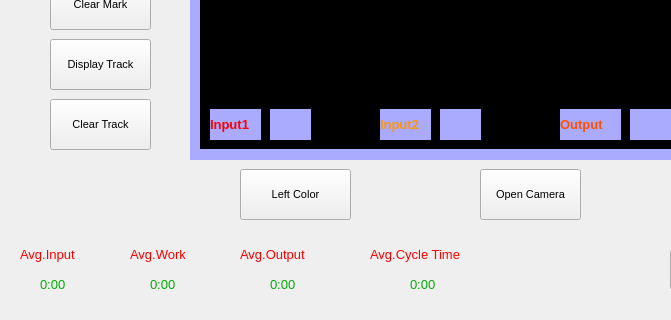
Above: Gui_Project/GuiLayout.ui from moosinyismyhappy/CN405-Craftsman before the change; both pictures show x 0 to 671 and y 448 to 768 of the 1025 by 768 pixel window. Below: the same form after it.
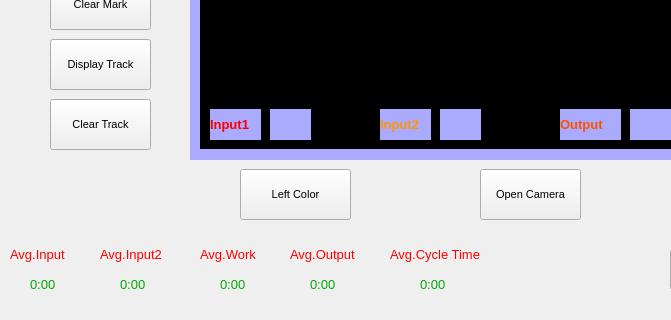
That is the form after the change.

The edit to the form file:
```diff
--- a/Gui_Project/GuiLayout.ui
+++ b/Gui_Project/GuiLayout.ui
@@ -758,7 +758,7 @@
      <widget class="QLabel" name="text_avg_input">
       <property name="geometry">
        <rect>
-        <x>20</x>
+        <x>10</x>
         <y>690</y>
         <width>81</width>
         <height>31</height>
@@ -780,7 +780,7 @@
      <widget class="QLabel" name="text_avg_work">
       <property name="geometry">
        <rect>
-        <x>130</x>
+        <x>200</x>
         <y>690</y>
         <width>81</width>
         <height>31</height>
@@ -802,7 +802,7 @@
      <widget class="QLabel" name="text_avg_output">
       <property name="geometry">
        <rect>
-        <x>240</x>
+        <x>290</x>
         <y>690</y>
         <width>101</width>
         <height>31</height>
@@ -824,7 +824,7 @@
      <widget class="QLabel" name="text_avg_cycle_time">
       <property name="geometry">
        <rect>
-        <x>370</x>
+        <x>390</x>
         <y>690</y>
         <width>131</width>
         <height>31</height>
@@ -846,7 +846,7 @@
      <widget class="QLabel" name="text_display_avg_input">
       <property name="geometry">
        <rect>
-        <x>40</x>
+        <x>30</x>
         <y>720</y>
         <width>51</width>
         <height>31</height>
@@ -868,7 +868,7 @@
      <widget class="QLabel" name="text_display_avg_work">
       <property name="geometry">
        <rect>
-        <x>150</x>
+        <x>220</x>
         <y>720</y>
         <width>61</width>
         <height>31</height>
@@ -912,7 +912,7 @@
      <widget class="QLabel" name="text_display_avg_output">
       <property name="geometry">
        <rect>
-        <x>270</x>
+        <x>310</x>
         <y>720</y>
         <width>61</width>
         <height>31</height>
@@ -934,7 +934,7 @@
      <widget class="QLabel" name="text_display_avg_cycle_time">
       <property name="geometry">
        <rect>
-        <x>410</x>
+        <x>420</x>
         <y>720</y>
         <width>61</width>
         <height>31</height>
@@ -1129,6 +1129,50 @@
        <string>Clear Track</string>
       </property>
      </widget>
+     <widget class="QLabel" name="text_avg_input2">
+      <property name="geometry">
+       <rect>
+        <x>100</x>
+        <y>690</y>
+        <width>81</width>
+        <height>31</height>
+       </rect>
+      </property>
+      <property name="font">
+       <font>
+        <family>Arial</family>
+        <pointsize>10</pointsize>
+       </font>
+      </property>
+      <property name="styleSheet">
+       <string notr="true">color: rgb(255, 0, 0);</string>
+      </property>
+      <property name="text">
+       <string>Avg.Input2</string>
+      </property>
+     </widget>
+     <widget class="QLabel" name="text_display_avg_input2">
+      <property name="geometry">
+       <rect>
+        <x>120</x>
+        <y>720</y>
+        <width>51</width>
+        <height>31</height>
+       </rect>
+      </property>
+      <property name="font">
+       <font>
+        <family>Arial</family>
+        <pointsize>10</pointsize>
+       </font>
+      </property>
+      <property name="styleSheet">
+       <string notr="true">color: rgb(0, 170, 0);</string>
+      </property>
+      <property name="text">
+       <string>0:00</string>
+      </property>
+     </widget>
      <zorder>widget_display</zorder>
      <zorder>setting_button</zorder>
      <zorder>exit_button</zorder>
```
Left out of the diff: 10 changed lines with no effect on the pictures.
